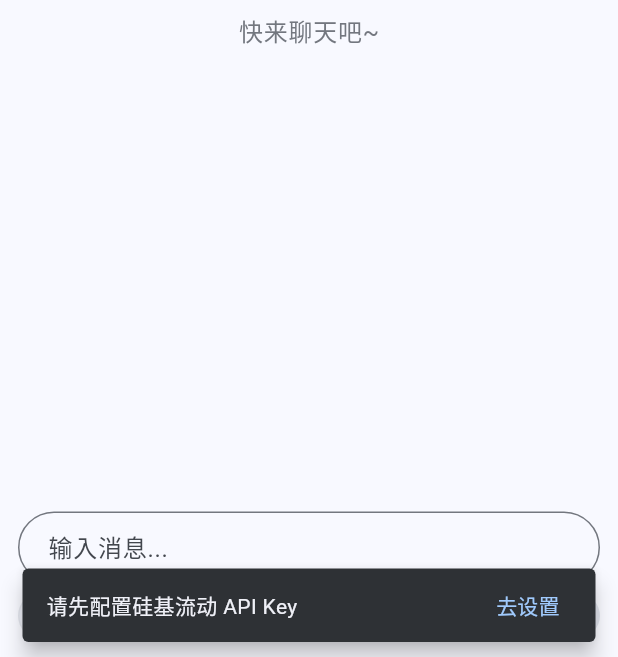
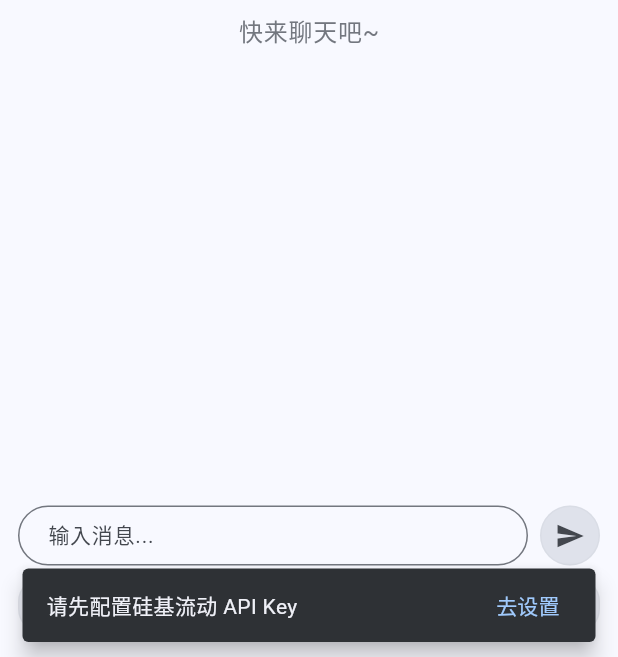
Before and after one commit to mikufoxxx/deepchat, a Flutter app: the screen it shows after launch, on a phone screen of 412 x 824 dp, the part 579-1236 px from its top. Run offline on Flutter 3.47's test engine with Material 3 defaults, Android fonts, the phone set to English and light mode, and no system bars; our stand-ins replace flutter_animate, flutter_markdown, image_picker, shared_preferences; missing offline and left inert: flutter_tesseract_ocr, markdown.

Commit message:
feat:支持硅基流动api，修改布局和逻辑

```diff
--- a/lib/widgets/chat_input.dart
+++ b/lib/widgets/chat_input.dart
@@ -33,15 +33,22 @@ class _ChatInputState extends State<ChatInput> {
 
     return Container(
       color: theme.colorScheme.surface.withOpacity(0.8),
-      padding: EdgeInsets.fromLTRB(12, 12, 12, 12 + MediaQuery.of(context).viewInsets.bottom),
+      padding: EdgeInsets.fromLTRB(12, 8, 12, 16 + MediaQuery.of(context).viewInsets.bottom),
       child: Column(
         mainAxisSize: MainAxisSize.min,
         children: [
-          TextField(
+          Row(
+            crossAxisAlignment: CrossAxisAlignment.center,
+            children: [
+              Expanded(
+                child: SizedBox(
+                  height: 40,
+                  child: TextField(
                     controller: _controller,
                     focusNode: _focusNode,
                     keyboardType: TextInputType.multiline,
-            maxLines: null,
+                    maxLines: 1,
+                    style: TextStyle(fontSize: 14),
                     onChanged: (text) {
                       setState(() {
                         _isComposing = text.trim().isNotEmpty;
@@ -51,10 +58,10 @@ class _ChatInputState extends State<ChatInput> {
                       hintText: '输入消息...',
                       contentPadding: const EdgeInsets.symmetric(
                         horizontal: 16,
-                vertical: 6,
+                        vertical: 8,
                       ),
                       border: OutlineInputBorder(
-                borderRadius: BorderRadius.circular(24),
+                        borderRadius: BorderRadius.circular(20),
                         borderSide: BorderSide(
                           color: _isFocused
                               ? theme.colorScheme.primary.withOpacity(0.3)
@@ -63,15 +70,22 @@ class _ChatInputState extends State<ChatInput> {
                       ),
                     ),
                   ),
-          const SizedBox(height: 6),
+                ),
+              ),
+              const SizedBox(width: 8),
+              _buildSendButton(context),
+            ],
+          ),
+          const SizedBox(height: 8),
           Row(
+            mainAxisAlignment: MainAxisAlignment.spaceBetween,
             children: [
               GestureDetector(
                 onTap: () => provider.toggleDeepThinking(),
                 child: Container(
                   padding: const EdgeInsets.symmetric(
-                    horizontal: 10,
-                    vertical: 6,
+                    horizontal: 12,
+                    vertical: 8,
                   ),
                   decoration: BoxDecoration(
                     color: provider.isDeepThinking
@@ -89,16 +103,16 @@ class _ChatInputState extends State<ChatInput> {
                     children: [
                       Icon(
                         Icons.psychology,
-                        size: 14,
+                        size: 16,
                         color: provider.isDeepThinking
                             ? theme.colorScheme.primary
                             : theme.colorScheme.onSurfaceVariant,
                       ),
-                      const SizedBox(width: 4),
+                      const SizedBox(width: 6),
                       Text(
                         '深度思考',
                         style: TextStyle(
-                          fontSize: 12,
+                          fontSize: 13,
                           color: provider.isDeepThinking
                               ? theme.colorScheme.primary
                               : theme.colorScheme.onSurfaceVariant,
@@ -108,22 +122,21 @@ class _ChatInputState extends State<ChatInput> {
                   ),
                 ),
               ),
-              const SizedBox(width: 8),
               GestureDetector(
                 onTap: () => _showModelSelectionDialog(context),
                 child: Container(
                   padding: const EdgeInsets.symmetric(
-                    horizontal: 10,
-                    vertical: 6,
+                    horizontal: 12,
+                    vertical: 8,
                   ),
                   decoration: BoxDecoration(
                     color: provider.isPro
-                        ? theme.colorScheme.tertiaryContainer.withOpacity(0.7)
+                        ? theme.colorScheme.primaryContainer.withOpacity(0.7)
                         : theme.colorScheme.surfaceVariant.withOpacity(0.5),
                     borderRadius: BorderRadius.circular(16),
                     border: Border.all(
                       color: provider.isPro
-                          ? theme.colorScheme.tertiary.withOpacity(0.3)
+                          ? theme.colorScheme.primary.withOpacity(0.3)
                           : theme.colorScheme.outlineVariant.withOpacity(0.2),
                     ),
                   ),
@@ -132,18 +145,18 @@ class _ChatInputState extends State<ChatInput> {
                     children: [
                       Icon(
                         Icons.model_training,
-                        size: 14,
+                        size: 16,
                         color: provider.isPro
-                            ? theme.colorScheme.tertiary
+                            ? theme.colorScheme.primary
                             : theme.colorScheme.onSurfaceVariant,
                       ),
-                      const SizedBox(width: 4),
+                      const SizedBox(width: 6),
                       Text(
                         provider.isPro ? 'Pro' : '标准版',
                         style: TextStyle(
-                          fontSize: 12,
+                          fontSize: 13,
                           color: provider.isPro
-                              ? theme.colorScheme.tertiary
+                              ? theme.colorScheme.primary
                               : theme.colorScheme.onSurfaceVariant,
                         ),
                       ),
@@ -151,8 +164,6 @@ class _ChatInputState extends State<ChatInput> {
                   ),
                 ),
               ),
-              const Spacer(),
-              _buildSendButton(context),
             ],
           ),
         ],
@@ -164,44 +175,30 @@ class _ChatInputState extends State<ChatInput> {
     final theme = Theme.of(context);
 
     return Container(
+      height: 40,
+      width: 40,
       decoration: BoxDecoration(
         color: _isComposing
             ? theme.colorScheme.primary
             : theme.colorScheme.surfaceVariant,
-        borderRadius: BorderRadius.circular(16),
+        borderRadius: BorderRadius.circular(20),
+        border: Border.all(
+          color: _isComposing
+              ? theme.colorScheme.primary.withOpacity(0.3)
+              : theme.colorScheme.outlineVariant.withOpacity(0.2),
+        ),
       ),
       child: Material(
         color: Colors.transparent,
         child: InkWell(
           onTap: _isComposing ? _handleSubmit : null,
-          borderRadius: BorderRadius.circular(16),
-          child: Padding(
-            padding: const EdgeInsets.symmetric(
-              horizontal: 12,
-              vertical: 6,
-            ),
-            child: Row(
-              mainAxisSize: MainAxisSize.min,
-              children: [
-                Icon(
+          borderRadius: BorderRadius.circular(20),
+          child: Icon(
             Icons.send,
-                  size: 14,
+            size: 20,
             color: _isComposing
                 ? theme.colorScheme.onPrimary
                 : theme.colorScheme.onSurfaceVariant,
-                ),
-                const SizedBox(width: 4),
-                Text(
-                  '发送',
-                  style: TextStyle(
-                    fontSize: 12,
-                    color: _isComposing
-                        ? theme.colorScheme.onPrimary
-                        : theme.colorScheme.onSurfaceVariant,
-                  ),
-                ),
-              ],
-            ),
           ),
         ),
       ),
```
Lines whose indentation alone changed are shown as unchanged.
